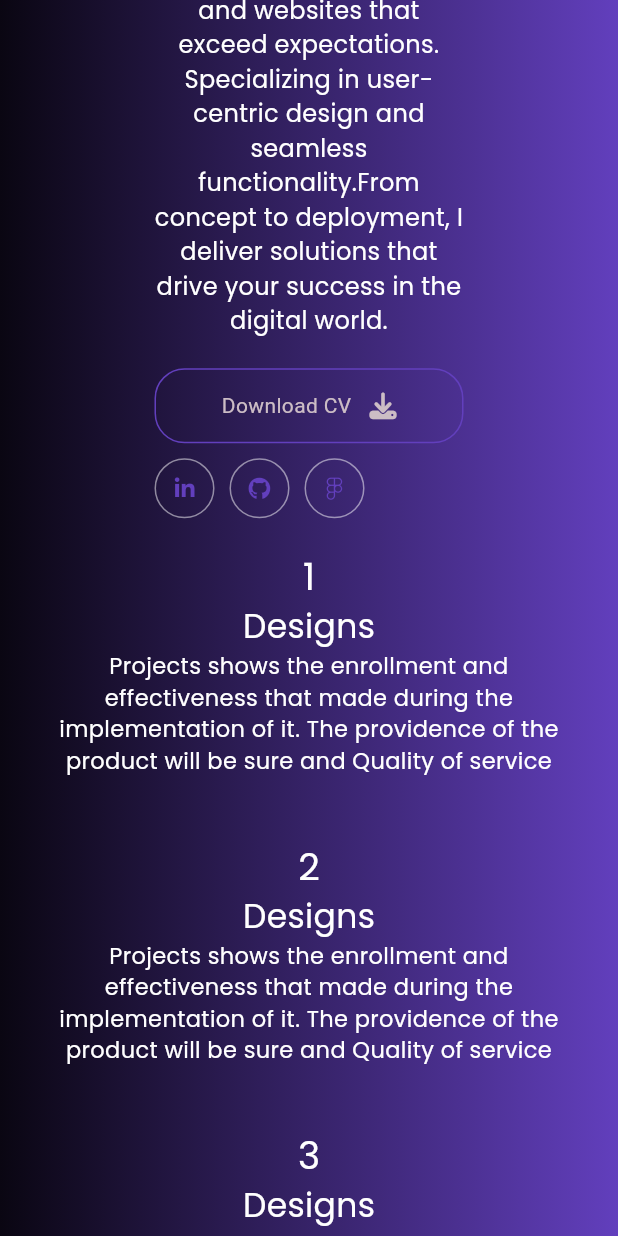
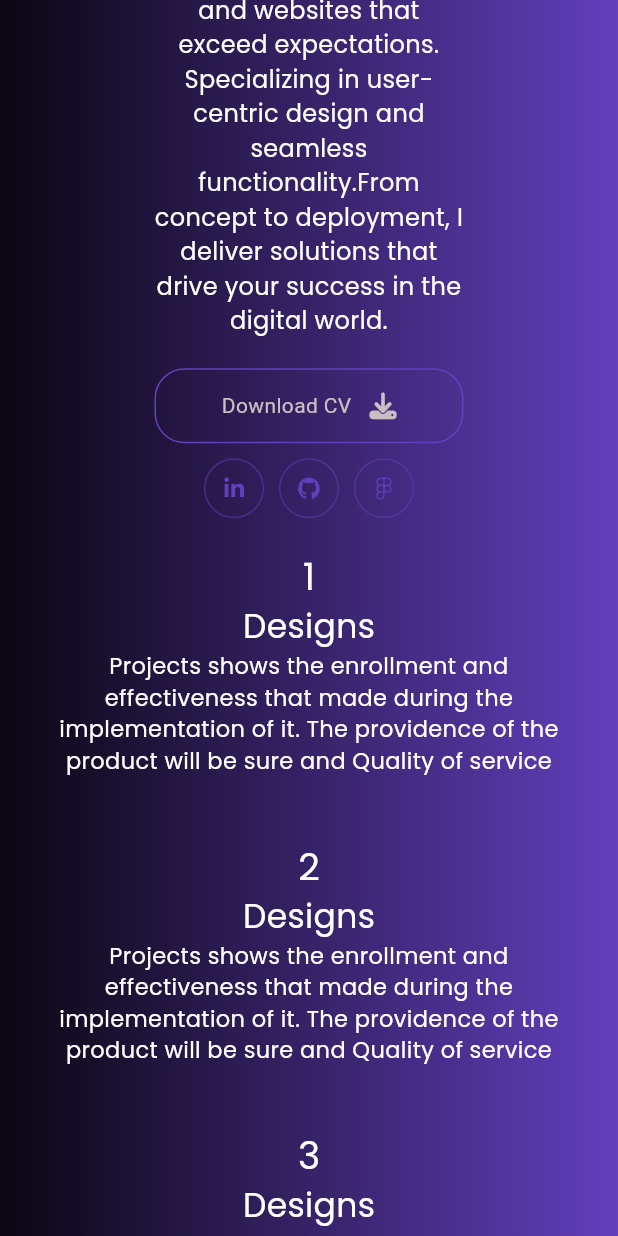
Before and after one commit to its-dhaya/Myportfolio_Flutter, a Flutter app: the screen it shows after launch, scrolled down 576 dp, on a phone screen of 412 x 824 dp. Run offline on Flutter 3.47's test engine with Material 3 defaults, Android fonts, the phone set to English and light mode, and no system bars; our stand-ins replace font_awesome_flutter, simple_gradient_text.

Commit message:
sixth commit

```diff
--- a/lib/screens/widgets/socialwidget.dart
+++ b/lib/screens/widgets/socialwidget.dart
@@ -1,110 +1,92 @@
 import 'package:flutter/material.dart';
 import 'package:font_awesome_flutter/font_awesome_flutter.dart';
 import 'package:myportfolio/constants/colors.dart';
+import 'package:url_launcher/url_launcher.dart';
 
-class Socialwidget extends StatefulWidget {
-  const Socialwidget({Key? key}) : super(key: key);
 
-  @override
-  _SocialwidgetState createState() => _SocialwidgetState();
-}
-
-class _SocialwidgetState extends State<Socialwidget> {
-  // Track hover state for each icon
-  bool _isLinkedInHovered = false;
-  bool _isGitHubHovered = false;
-  bool _isFigmaHovered = false;
+class Socialwidget extends StatelessWidget {
+  const Socialwidget({super.key});
 
   @override
   Widget build(BuildContext context) {
     return Row(
-      mainAxisAlignment: MainAxisAlignment.start,
-      crossAxisAlignment: CrossAxisAlignment.start,
+      mainAxisAlignment: MainAxisAlignment.center,
+      crossAxisAlignment: CrossAxisAlignment.center,
       children: [
-        _buildIconButton(
-          FontAwesomeIcons.linkedinIn,
-          'LinkedIn',
-          _isLinkedInHovered,
-          () {
-            // Add your LinkedIn onPressed action here
-            print('LinkedIn icon pressed');
-          },
-          () {
-            setState(() {
-              _isLinkedInHovered = !_isLinkedInHovered;
-            });
-          },
-        ),
-        SizedBox(width: 10,),
-        _buildIconButton(
-          FontAwesomeIcons.github,
-          'GitHub',
-          _isGitHubHovered,
-          () {
-            // Add your GitHub onPressed action here
-            print('GitHub icon pressed');
-          },
-          () {
-            setState(() {
-              _isGitHubHovered = !_isGitHubHovered;
-            });
-          },
-        ),
-        SizedBox(width: 10,),
-        _buildIconButton(
-          FontAwesomeIcons.figma,
-          'Figma',
-          _isFigmaHovered,
-          () {
-            // Add your Figma onPressed action here
-            print('Figma icon pressed');
-          },
-          () {
-            setState(() {
-              _isFigmaHovered = !_isFigmaHovered;
-            });
-          },
-        ),
-      ],
-    );
-  }
 
-  Widget _buildIconButton(IconData icon, String tooltip, bool isHovered, VoidCallback onPressed, VoidCallback onHover) {
-    return MouseRegion(
-      onEnter: (_) {
-        onHover();
-      },
-      onExit: (_) {
-        onHover();
-      },
-      child: Container(
+      Container(
+
         height: 40,
         width: 40,
         decoration: BoxDecoration(
           color: Colors.transparent,
           shape: BoxShape.circle,
-          border: Border.all(color: Colors.white.withOpacity(0.5)),
-          boxShadow: isHovered ? [
-            BoxShadow(
-              color: colors.paleSlate.withOpacity(0.5),
-              blurRadius: 8,
-              spreadRadius: 2,
-              offset: Offset(0, 4),
-            ),
-          ] : [],
+          border: Border.all(color: colors.studio.withOpacity(0.5))
         ),
-        child: Tooltip(
-          message: tooltip,
+        child: Center(
           child: IconButton(
-            onPressed: onPressed,
+            hoverColor: colors.paleSlate,
+            onPressed: (){
+              launchUrl(Uri.parse('https://www.linkedin.com/in/dhayanithisr/'));
+            },
             icon: FaIcon(
-              icon,
-              color: isHovered ? colors.paleSlate : colors.studio,
+              FontAwesomeIcons.linkedinIn,
+              color: colors.studio,
               size: 15,
             ),
           ),
         ),
       ),
+
+        const SizedBox(width: 10,),
+        Container(
+
+          height: 40,
+          width: 40,
+          decoration: BoxDecoration(
+              color: Colors.transparent,
+              shape: BoxShape.circle,
+              border: Border.all(color: colors.studio.withOpacity(0.5))
+          ),
+          child: Center(
+            child: IconButton(
+              hoverColor: colors.paleSlate,
+              onPressed: (){
+                launchUrl(Uri.parse('https://github.com/its-dhaya?tab=repositories'));
+              },
+              icon: FaIcon(
+                FontAwesomeIcons.github,
+                color: colors.studio,
+                size: 15,
+              ),
+            ),
+          ),
+        ),
+        const SizedBox(width: 10,),
+        Container(
+
+          height: 40,
+          width: 40,
+          decoration: BoxDecoration(
+              color: Colors.transparent,
+              shape: BoxShape.circle,
+              border: Border.all(color: colors.studio.withOpacity(0.5))
+          ),
+          child: Center(
+            child: IconButton(
+              hoverColor: colors.paleSlate,
+              onPressed: (){
+                launchUrl(Uri.parse('https://www.figma.com/files/team/1337789596594089491/project/210589236/Mine?fuid=1337789593886478175'));
+              },
+              icon: FaIcon(
+                FontAwesomeIcons.figma,
+                color: colors.studio,
+                size: 15,
+              ),
+            ),
+          ),
+        ),
+      ],
     );
   }
 }
```
Also changed, not shown: lib/screens/widgets/ProjectCard.dart (+30 -21 lines).
